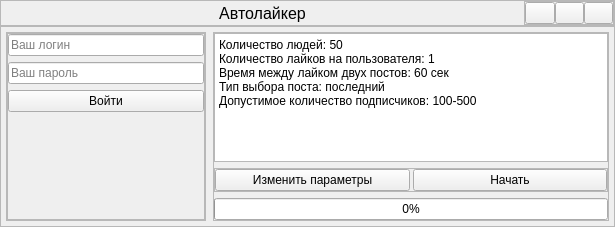
The window that Interface/MainWindow.ui (Daniil-Solo/InstagramBot) describes before a commit, drawn with Qt 5.
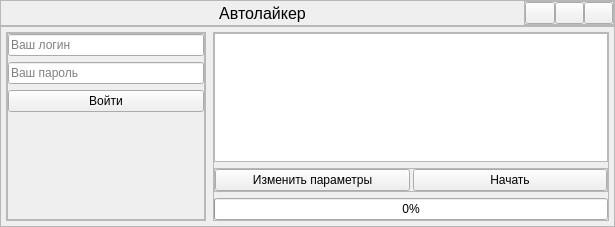
The same window after the commit.

Commit message: add showing actual parameters

Patch:
```diff
--- a/Interface/MainWindow.ui
+++ b/Interface/MainWindow.ui
@@ -280,11 +280,7 @@
              <bool>true</bool>
             </property>
             <property name="plainText">
-             <string>Количество людей: 50
-Количество лайков на пользователя: 1
-Время между лайком двух постов: 60 сек
-Тип выбора поста: последний
-Допустимое количество подписчиков: 100-500</string>
+             <string></string>
             </property>
             <property name="backgroundVisible">
              <bool>false</bool>
```
The commit also changes 2 other files.
